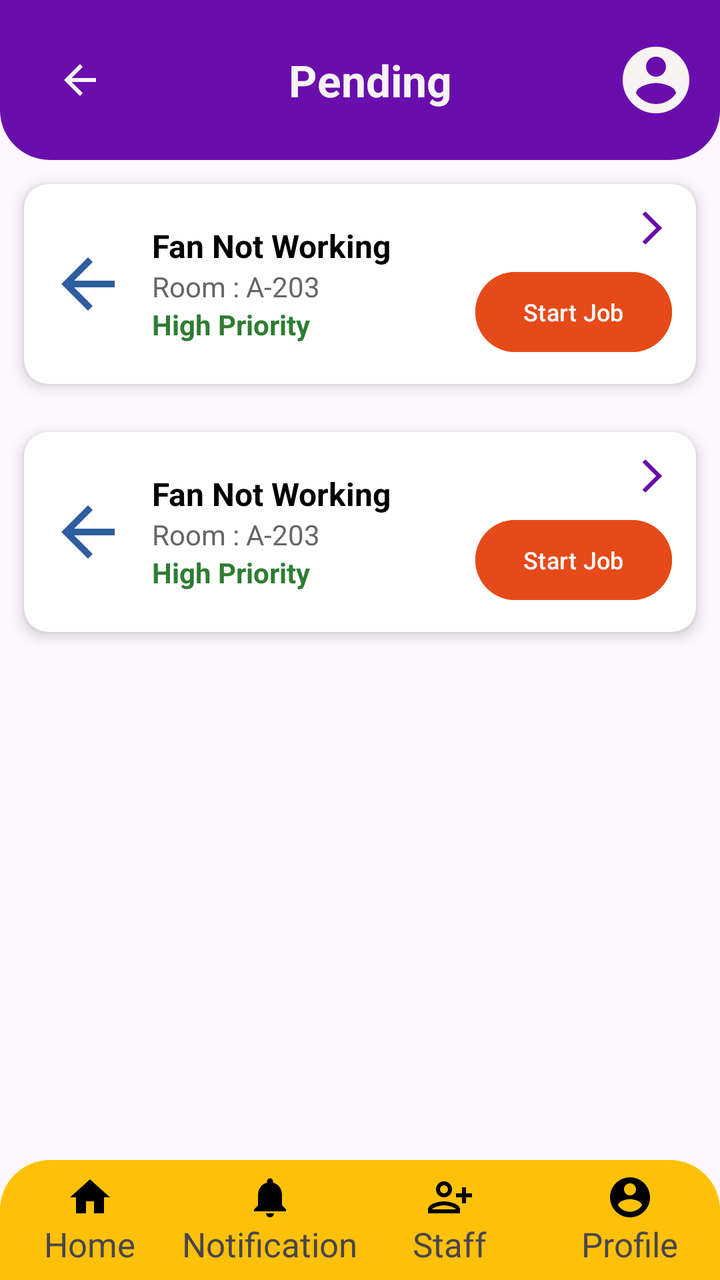
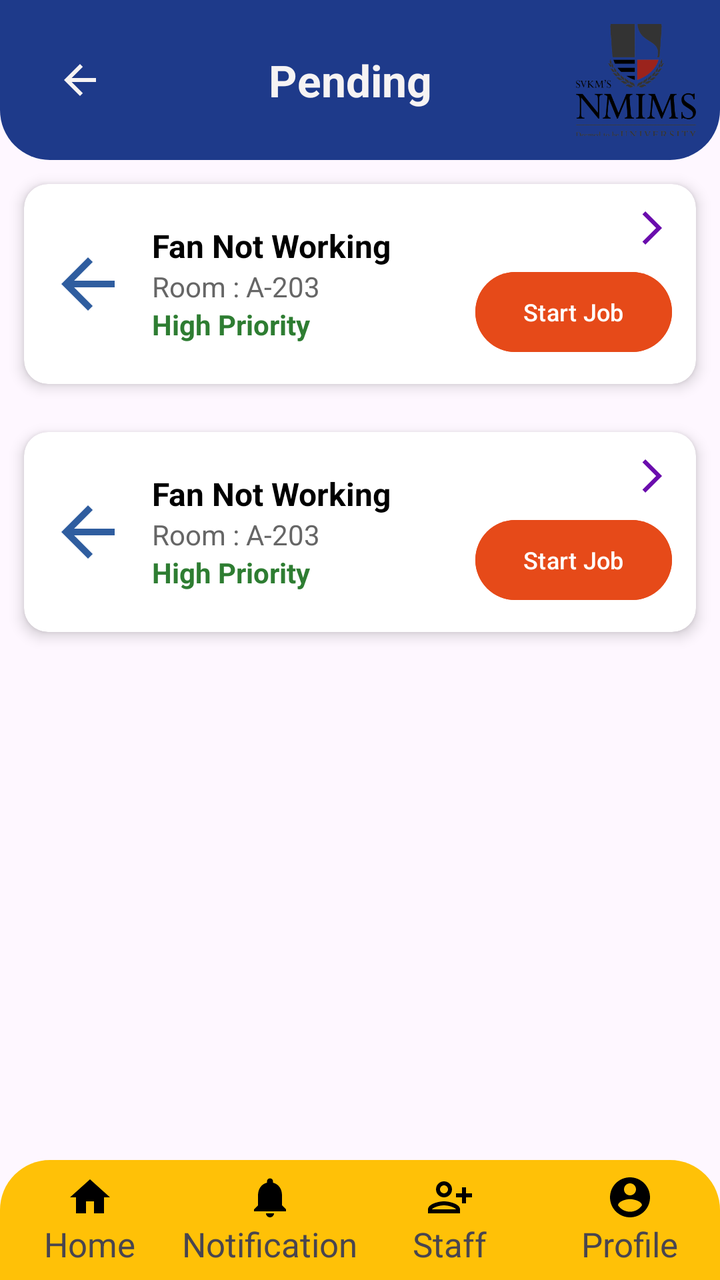

An Android layout rendered at two revisions. The XML below is the earlier revision; the diff shows what the commit changed to produce the second picture.
<!-- AndroidManifest.xml: application theme Theme.HostelComplaintApp -->
<!-- res/layout/activity_pendingcomplaint.xml -->
<?xml version="1.0" encoding="utf-8"?>
<LinearLayout
    xmlns:android="http://schemas.android.com/apk/res/android"
    xmlns:app="http://schemas.android.com/apk/res-auto"
    android:layout_width="match_parent"
    android:layout_height="match_parent"
    android:orientation="vertical"
    android:id="@+id/main">

    
    <androidx.appcompat.widget.Toolbar
        android:layout_width="match_parent"
        android:layout_height="80dp"
        android:background="@drawable/toolbar_bg">

        <LinearLayout
            android:layout_width="match_parent"
            android:layout_height="match_parent"
            android:orientation="horizontal"
            android:gravity="center_vertical"
            android:padding="12dp">

            <ImageView
                android:id="@+id/btnBack"
                android:layout_width="24dp"
                android:layout_height="24dp"
                android:src="@drawable/baseline_arrow_back_24"
                app:tint="@color/white"
                android:layout_marginEnd="10dp" />

            <TextView
                android:layout_width="0dp"
                android:layout_height="wrap_content"
                android:layout_weight="1"
                android:text="Pending"
                android:textColor="@color/white"
                android:textSize="22sp"
                android:textStyle="bold"
                android:gravity="center"/>

            <ImageView
                android:layout_width="40dp"
                android:layout_height="40dp"
                android:src="@drawable/baseline_account_circle_24"
                android:tint="@color/white"/>
        </LinearLayout>

    </androidx.appcompat.widget.Toolbar>


    
    <ScrollView
        android:layout_width="match_parent"
        android:layout_height="0dp"
        android:layout_weight="1">

        <LinearLayout
            android:layout_width="match_parent"
            android:layout_height="wrap_content"
            android:orientation="vertical">

            
            <androidx.cardview.widget.CardView
                android:layout_width="match_parent"
                android:layout_height="wrap_content"
                android:layout_margin="12dp"
                app:cardCornerRadius="12dp"
                app:cardElevation="4dp">

                <LinearLayout
                    android:layout_width="match_parent"
                    android:layout_height="wrap_content"
                    android:orientation="horizontal"
                    android:padding="12dp"
                    android:gravity="center_vertical">

                    
                    <ImageView
                        android:layout_width="40dp"
                        android:layout_height="40dp"
                        android:src="@drawable/baseline_arrow_back_24"
                        android:tint="#2F5D9F"
                        android:layout_marginEnd="12dp"/>

                    
                    <LinearLayout
                        android:layout_width="0dp"
                        android:layout_height="wrap_content"
                        android:layout_weight="1"
                        android:orientation="vertical">

                        
                        <TextView
                            android:layout_width="wrap_content"
                            android:layout_height="wrap_content"
                            android:text="Fan Not Working"
                            android:textStyle="bold"
                            android:textSize="16sp"
                            android:textColor="#000000"/>

                        
                        <TextView
                            android:layout_width="wrap_content"
                            android:layout_height="wrap_content"
                            android:text="Room : A-203"
                            android:textSize="14sp"
                            android:textColor="#666666"/>

                        
                        <TextView
                            android:layout_width="wrap_content"
                            android:layout_height="wrap_content"
                            android:text="High Priority"
                            android:textSize="14sp"
                            android:textColor="#2E7D32"
                            android:textStyle="bold"/>
                    </LinearLayout>

                    
                    <LinearLayout
                        android:layout_width="wrap_content"
                        android:layout_height="wrap_content"
                        android:orientation="vertical"
                        android:gravity="end">

                        
                        <ImageView
                            android:layout_width="20dp"
                            android:layout_height="20dp"
                            android:src="@drawable/outline_arrow_forward_ios_24"
                            android:tint="@color/purple"/>

                        
                        <Button
                            android:layout_width="wrap_content"
                            android:layout_height="wrap_content"
                            android:text="Start Job"
                            android:textSize="12sp"
                            android:backgroundTint="#E64A19"
                            android:textColor="@android:color/white"
                            android:layout_marginTop="8dp"/>
                    </LinearLayout>

                </LinearLayout>

            </androidx.cardview.widget.CardView>


            

            <androidx.cardview.widget.CardView
                android:layout_width="match_parent"
                android:layout_height="wrap_content"
                android:layout_margin="12dp"
                app:cardCornerRadius="12dp"
                app:cardElevation="4dp">

                <LinearLayout
                    android:layout_width="match_parent"
                    android:layout_height="wrap_content"
                    android:orientation="horizontal"
                    android:padding="12dp"
                    android:gravity="center_vertical">

                    
                    <ImageView
                        android:layout_width="40dp"
                        android:layout_height="40dp"
                        android:src="@drawable/baseline_arrow_back_24"
                        android:tint="#2F5D9F"
                        android:layout_marginEnd="12dp"/>

                    
                    <LinearLayout
                        android:layout_width="0dp"
                        android:layout_height="wrap_content"
                        android:layout_weight="1"
                        android:orientation="vertical">

                        
                        <TextView
                            android:layout_width="wrap_content"
                            android:layout_height="wrap_content"
                            android:text="Fan Not Working"
                            android:textStyle="bold"
                            android:textSize="16sp"
                            android:textColor="#000000"/>

                        
                        <TextView
                            android:layout_width="wrap_content"
                            android:layout_height="wrap_content"
                            android:text="Room : A-203"
                            android:textSize="14sp"
                            android:textColor="#666666"/>

                        
                        <TextView
                            android:layout_width="wrap_content"
                            android:layout_height="wrap_content"
                            android:text="High Priority"
                            android:textSize="14sp"
                            android:textColor="#2E7D32"
                            android:textStyle="bold"/>
                    </LinearLayout>

                    
                    <LinearLayout
                        android:layout_width="wrap_content"
                        android:layout_height="wrap_content"
                        android:orientation="vertical"
                        android:gravity="end">

                        
                        <ImageView
                            android:layout_width="20dp"
                            android:layout_height="20dp"
                            android:src="@drawable/outline_arrow_forward_ios_24"
                            android:tint="@color/purple"/>

                        
                        <Button
                            android:layout_width="wrap_content"
                            android:layout_height="wrap_content"
                            android:text="Start Job"
                            android:textSize="12sp"
                            android:backgroundTint="#E64A19"
                            android:textColor="@android:color/white"
                            android:layout_marginTop="8dp"/>
                    </LinearLayout>

                </LinearLayout>

            </androidx.cardview.widget.CardView>


        </LinearLayout>

    </ScrollView>


    
    <LinearLayout
        android:layout_width="match_parent"
        android:layout_height="60dp"
        android:orientation="horizontal"
        android:background="@drawable/bottom_nav_bg"
        android:weightSum="4">

        <LinearLayout
            android:layout_width="0dp"
            android:layout_height="match_parent"
            android:layout_weight="1"
            android:gravity="center"
            android:orientation="vertical">

            <ImageView
                android:id="@+id/gotohomepg"
                android:layout_width="24dp"
                android:layout_height="24dp"
                android:src="@drawable/baseline_home_24"/>

            <TextView
                android:layout_width="wrap_content"
                android:layout_height="wrap_content"
                android:text="Home"
                android:textSize="17dp"/>

        </LinearLayout>

        <LinearLayout
            android:layout_width="0dp"
            android:layout_height="match_parent"
            android:layout_weight="1"
            android:gravity="center"
            android:orientation="vertical">

            <ImageView
                android:id="@+id/btnNotification"
                android:layout_width="24dp"
                android:layout_height="24dp"
                android:src="@drawable/baseline_notifications_24"/>

            <TextView
                android:layout_width="wrap_content"
                android:layout_height="wrap_content"
                android:text="Notification"
                android:textSize="17dp"/>
        </LinearLayout>

        <LinearLayout
            android:layout_width="0dp"
            android:layout_height="match_parent"
            android:layout_weight="1"
            android:gravity="center"
            android:orientation="vertical">

            <ImageView
                android:id="@+id/staff_manage"
                android:layout_width="24dp"
                android:layout_height="24dp"
                android:src="@drawable/baseline_person_add_alt_24"/>

            <TextView
                android:layout_width="wrap_content"
                android:layout_height="wrap_content"
                android:text="Staff"
                android:textSize="17dp"/>
        </LinearLayout>

        <LinearLayout
            android:layout_width="0dp"
            android:layout_height="match_parent"
            android:layout_weight="1"
            android:gravity="center"
            android:orientation="vertical">

            <ImageView
                android:id="@+id/imgProfile"
                android:layout_width="24dp"
                android:layout_height="24dp"
                android:src="@drawable/baseline_account_circle_24"/>


            <TextView
                android:layout_width="wrap_content"
                android:layout_height="wrap_content"
                android:text="Profile"
                android:textSize="17dp"/>
        </LinearLayout>

    </LinearLayout>

</LinearLayout>
<!-- resources referenced by this layout -->
<resources>
  <color name="purple">#6A0DAD</color>
  <color name="white">#F6F3F3</color>
  <!-- drawable baseline_account_circle_24 (drawable) -->
  <vector xmlns:android="http://schemas.android.com/apk/res/android" android:height="24dp" android:tint="#000000" android:viewportHeight="24" android:viewportWidth="24" android:width="24dp">
        
      <path android:fillColor="@android:color/white" android:pathData="M12,2C6.48,2 2,6.48 2,12s4.48,10 10,10 10,-4.48 10,-10S17.52,2 12,2zM12,5c1.66,0 3,1.34 3,3s-1.34,3 -3,3 -3,-1.34 -3,-3 1.34,-3 3,-3zM12,19.2c-2.5,0 -4.71,-1.28 -6,-3.22 0.03,-1.99 4,-3.08 6,-3.08 1.99,0 5.97,1.09 6,3.08 -1.29,1.94 -3.5,3.22 -6,3.22z"/>
      
  </vector>
  <!-- drawable baseline_arrow_back_24 (drawable) -->
  <vector xmlns:android="http://schemas.android.com/apk/res/android" android:autoMirrored="true" android:height="24dp" android:tint="#000000" android:viewportHeight="24" android:viewportWidth="24" android:width="24dp">
        
      <path android:fillColor="@android:color/white" android:pathData="M20,11H7.83l5.59,-5.59L12,4l-8,8 8,8 1.41,-1.41L7.83,13H20v-2z"/>
      
  </vector>
  <!-- drawable baseline_home_24 (drawable) -->
  <vector xmlns:android="http://schemas.android.com/apk/res/android" android:height="24dp" android:tint="#000000" android:viewportHeight="24" android:viewportWidth="24" android:width="24dp">
        
      <path android:fillColor="@android:color/white" android:pathData="M10,20v-6h4v6h5v-8h3L12,3 2,12h3v8z"/>
      
  </vector>
  <!-- drawable baseline_notifications_24 (drawable) -->
  <vector xmlns:android="http://schemas.android.com/apk/res/android" android:height="24dp" android:tint="#000000" android:viewportHeight="24" android:viewportWidth="24" android:width="24dp">
        
      <path android:fillColor="@android:color/white" android:pathData="M12,22c1.1,0 2,-0.9 2,-2h-4c0,1.1 0.89,2 2,2zM18,16v-5c0,-3.07 -1.64,-5.64 -4.5,-6.32L13.5,4c0,-0.83 -0.67,-1.5 -1.5,-1.5s-1.5,0.67 -1.5,1.5v0.68C7.63,5.36 6,7.92 6,11v5l-2,2v1h16v-1l-2,-2z"/>
      
  </vector>
  <!-- drawable bottom_nav_bg (drawable) -->
  <?xml version="1.0" encoding="utf-8"?>
  <shape xmlns:android="http://schemas.android.com/apk/res/android">
  
      
      <solid android:color="#FFC107"/>
  
      
      <corners
          android:topLeftRadius="25dp"
          android:topRightRadius="25dp"
          android:bottomLeftRadius="0dp"
          android:bottomRightRadius="0dp"/>
  
  </shape>
  <!-- drawable outline_arrow_forward_ios_24 (drawable) -->
  <vector xmlns:android="http://schemas.android.com/apk/res/android" android:autoMirrored="true" android:height="24dp" android:tint="#000000" android:viewportHeight="960" android:viewportWidth="960" android:width="24dp">
        
      <path android:fillColor="@android:color/white" android:pathData="M321,880L250,809L579,480L250,151L321,80L721,480L321,880Z"/>
      
  </vector>
  <!-- drawable toolbar_bg (drawable) -->
  <?xml version="1.0" encoding="utf-8"?>
  <shape xmlns:android="http://schemas.android.com/apk/res/android">
  
      <solid android:color="@color/purple"/>
  
      <corners
          android:topLeftRadius="0dp"
          android:topRightRadius="0dp"
          android:bottomLeftRadius="25dp"
          android:bottomRightRadius="25dp"/>
  
  </shape>
  <style name="Theme.HostelComplaintApp" parent="Base.Theme.HostelComplaintApp" />
  <style name="Base.Theme.HostelComplaintApp" parent="Theme.Material3.DayNight.NoActionBar">
          
          
      </style>
  <!-- unchanged entries left out for length: 1 -->
</resources>

<!-- the commit's change to res/layout/activity_pendingcomplaint.xml (unified diff, before → after) -->
@@ -38,11 +38,12 @@
                 android:textStyle="bold"
                 android:gravity="center"/>
 
-            <ImageView
-                android:layout_width="40dp"
-                android:layout_height="40dp"
-                android:src="@drawable/baseline_account_circle_24"
-                android:tint="@color/white"/>
+            
+            <ImageView
+                android:layout_width="60dp"
+                android:layout_height="60dp"
+                android:id="@+id/imgnmlogo"
+                android:src="@drawable/nmm"/>
         </LinearLayout>
 
     </androidx.appcompat.widget.Toolbar>
<!-- resource entries referenced after the edit -->
@@ -41,6 +41,7 @@
           android:bottomRightRadius="0dp"/>
   
   </shape>
+  <!-- drawable nmm: png bitmap (drawable, 28044 bytes) -->
   <!-- drawable outline_arrow_forward_ios_24 (drawable) -->
   <vector xmlns:android="http://schemas.android.com/apk/res/android" android:autoMirrored="true" android:height="24dp" android:tint="#000000" android:viewportHeight="960" android:viewportWidth="960" android:width="24dp">
         
@@ -51,7 +52,7 @@
   <?xml version="1.0" encoding="utf-8"?>
   <shape xmlns:android="http://schemas.android.com/apk/res/android">
   
-      <solid android:color="@color/purple"/>
+      <solid android:color="#1E3A8A"/>
   
       <corners
           android:topLeftRadius="0dp"
